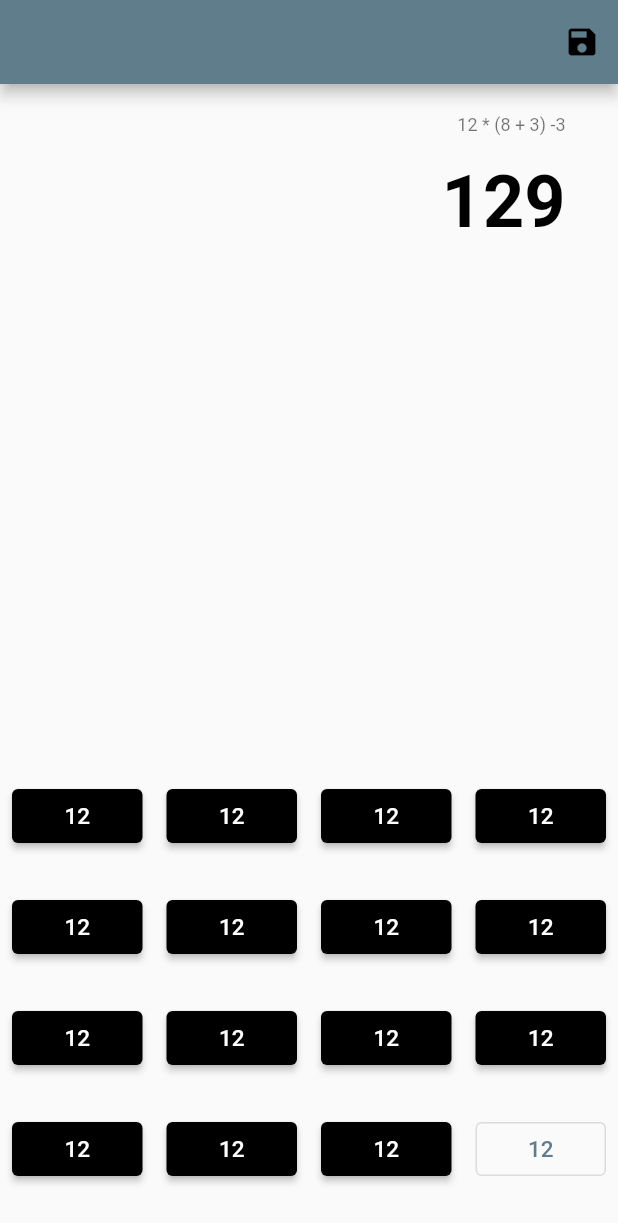
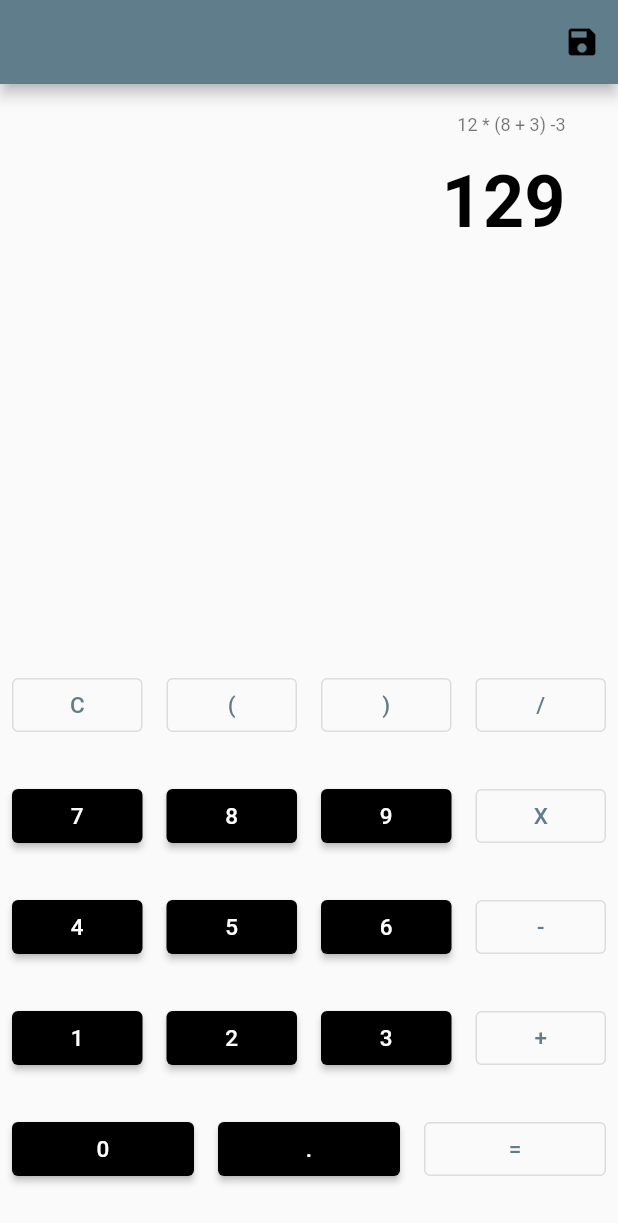
Before and after one commit to swan-benoit/flutter-calculate, a Flutter app: the screen it shows after launch, on a phone screen of 412 x 824 dp. Shown: the top 1223 px of the screen. Run offline on Flutter 3.47's test engine with Material 2 defaults, Android fonts, the light colour scheme and no system bars.

Commit message:
display content in keyboard button

```diff
--- a/lib/calculator/widgets/keyboard-button.dart
+++ b/lib/calculator/widgets/keyboard-button.dart
@@ -3,7 +3,9 @@ import 'package:flutter/widgets.dart';
 
 class KeyboardButton extends StatefulWidget {
   bool isOutline;
-  KeyboardButton({Key? key, this.isOutline = false}) : super(key: key);
+  String content = '';
+  KeyboardButton({Key? key, this.isOutline = false, required this.content})
+      : super(key: key);
 
   @override
   State<KeyboardButton> createState() => _KeyboardButtonState();
@@ -19,16 +21,16 @@ class _KeyboardButtonState extends State<KeyboardButton> {
         child: widget.isOutline
             ? OutlinedButton(
                 onPressed: addToExpression,
-                child: const Text(
-                  '12',
-                  style: TextStyle(fontSize: 15.0),
+                child: Text(
+                  widget.content,
+                  style: const TextStyle(fontSize: 15.0),
                 ),
               )
             : ElevatedButton(
                 onPressed: addToExpression,
-                child: const Text(
-                  '12',
-                  style: TextStyle(fontSize: 15.0),
+                child: Text(
+                  widget.content,
+                  style: const TextStyle(fontSize: 15.0),
                 ),
                 style: ElevatedButton.styleFrom(
                   primary: Colors.black,
--- a/lib/calculator/widgets/keyboard.dart
+++ b/lib/calculator/widgets/keyboard.dart
@@ -14,34 +14,41 @@ class Keyboard extends StatelessWidget {
       children: [
         KeyboardRow(
           children: [
-            KeyboardButton(),
-            KeyboardButton(),
-            KeyboardButton(),
-            KeyboardButton()
+            KeyboardButton(content: 'C', isOutline: true),
+            KeyboardButton(content: '(', isOutline: true),
+            KeyboardButton(content: ')', isOutline: true),
+            KeyboardButton(content: '/', isOutline: true)
           ],
         ),
         KeyboardRow(
           children: [
-            KeyboardButton(),
-            KeyboardButton(),
-            KeyboardButton(),
-            KeyboardButton()
+            KeyboardButton(content: '7'),
+            KeyboardButton(content: '8'),
+            KeyboardButton(content: '9'),
+            KeyboardButton(content: 'X', isOutline: true)
           ],
         ),
         KeyboardRow(
           children: [
-            KeyboardButton(),
-            KeyboardButton(),
-            KeyboardButton(),
-            KeyboardButton()
+            KeyboardButton(content: '4'),
+            KeyboardButton(content: '5'),
+            KeyboardButton(content: '6'),
+            KeyboardButton(content: '-', isOutline: true)
           ],
         ),
         KeyboardRow(
           children: [
-            KeyboardButton(),
-            KeyboardButton(),
-            KeyboardButton(),
-            KeyboardButton(isOutline: true)
+            KeyboardButton(content: '1'),
+            KeyboardButton(content: '2'),
+            KeyboardButton(content: '3'),
+            KeyboardButton(content: '+', isOutline: true)
+          ],
+        ),
+        KeyboardRow(
+          children: [
+            KeyboardButton(content: '0'),
+            KeyboardButton(content: '.'),
+            KeyboardButton(content: '=', isOutline: true)
           ],
         ),
         const SizedBox(
```
